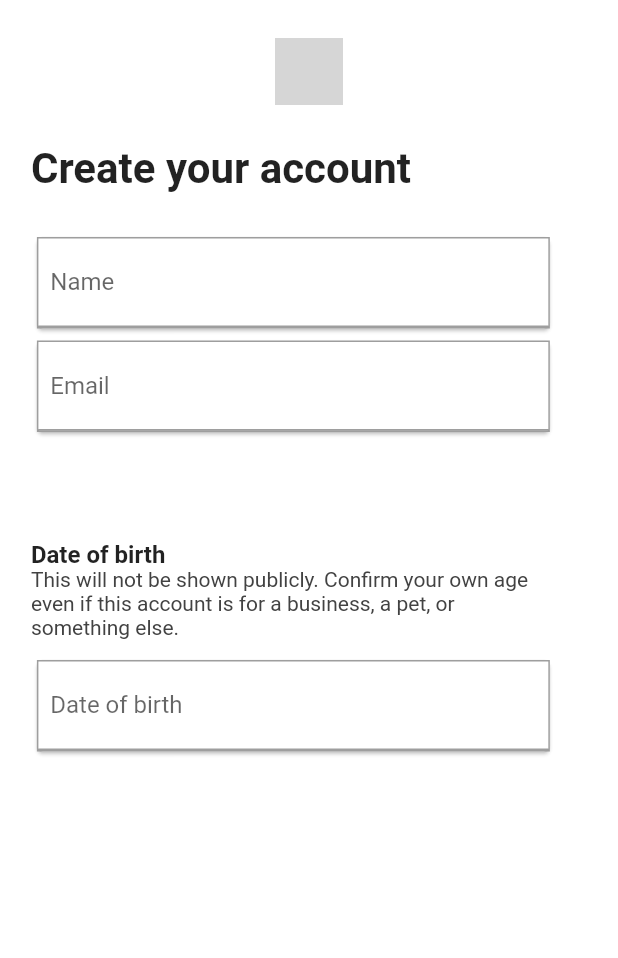
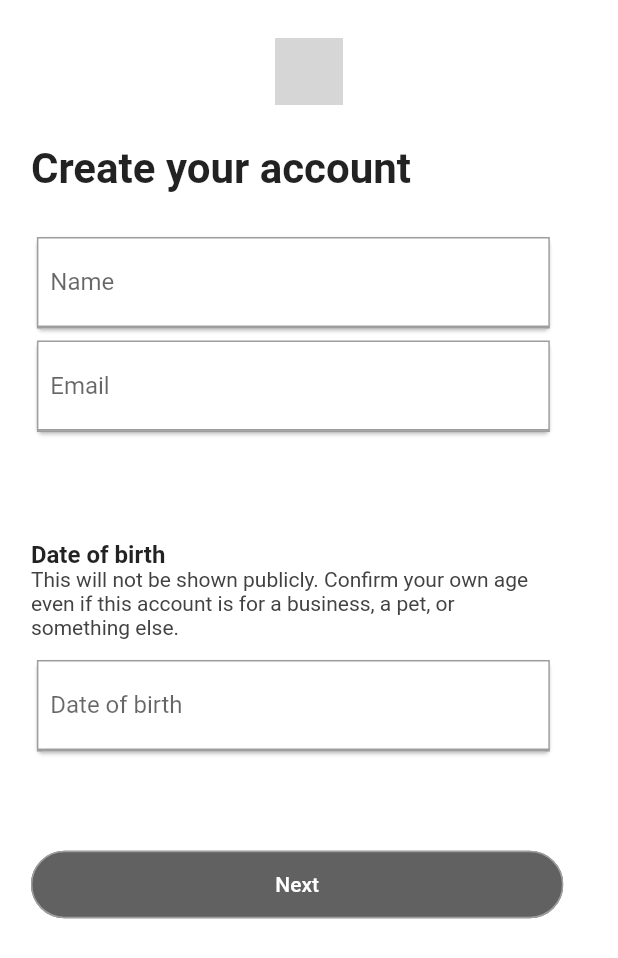
Before and after one commit to team6-cmpn/twitter_Android_teamm, a Flutter app: the screen it shows after launch, after a tap on "Sign Up with Email", on a phone screen of 412 x 824 dp. Shown: the top 958 px of the screen. Run offline on Flutter 3.47's test engine with Material 2 defaults, Android fonts, the phone set to English and light mode, and no system bars; our stand-ins replace firebase_auth, firebase_core, flutter_svg, google_sign_in; accounts and stored records are empty; project files that could hold a hidden picture were left out; grey boxes are pictures that could not be loaded.

Commit message:
google integeration + slight changes

```diff
--- a/twitter_app/lib/components/google_rounded_button.dart
+++ b/twitter_app/lib/components/google_rounded_button.dart
@@ -7,7 +7,7 @@ import 'package:flutter_svg/flutter_svg.dart';
 class GoogleRoundedButton extends StatelessWidget {
   final String passedText;
   final Function pressed;
-  final Color colorPassed, textColor, highlightPassedColor;
+  final Color colorPassed, textColor, highlightPassedColor, roundedPassedColor;
   final double marginValue;
 
   const GoogleRoundedButton({
@@ -16,6 +16,7 @@ class GoogleRoundedButton extends StatelessWidget {
     this.pressed,
     this.colorPassed,
     this.textColor,
+    this.roundedPassedColor,
     this.marginValue,
     this.highlightPassedColor,
   }) : super(key: key);
@@ -28,11 +29,18 @@ class GoogleRoundedButton extends StatelessWidget {
       //Icon('assests/icons/mockingay1.ico'),
       margin: EdgeInsets.symmetric(vertical: marginValue),
       //width: size.width ,
+
       child: ClipRRect(
         borderRadius: BorderRadius.circular(77),
         child: FlatButton(
           minWidth: 355, //327
-          height: 45, //41
+          height: 45, //
+          shape: RoundedRectangleBorder(
+            side: BorderSide(
+              color: roundedPassedColor,
+            ),
+            borderRadius: BorderRadius.circular(40),
+          ),
 
           padding: const EdgeInsets.symmetric(vertical: 10, horizontal: 100),
           color: colorPassed,
@@ -45,7 +53,7 @@ class GoogleRoundedButton extends StatelessWidget {
 
           onPressed: pressed,
           child: SizedBox(
-            width: size.width * 0.378,
+            width: size.width * 0.377,
             height: size.height * 0.03,
             child: Row(
               children: [
--- a/twitter_app/lib/components/rounded_button.dart
+++ b/twitter_app/lib/components/rounded_button.dart
@@ -7,7 +7,7 @@ import 'package:flutter_svg/flutter_svg.dart';
 class RoundedButton extends StatelessWidget {
   final String passedText;
   final Function pressed;
-  final Color colorPassed, textColor, highlightPassedColor;
+  final Color colorPassed, textColor, highlightPassedColor, roundedpassedcolor;
   final double marginValue;
 
   const RoundedButton({
@@ -16,6 +16,7 @@ class RoundedButton extends StatelessWidget {
     this.pressed,
     this.colorPassed,
     this.textColor,
+    this.roundedpassedcolor,
     this.marginValue,
     this.highlightPassedColor,
   }) : super(key: key);
@@ -29,9 +30,15 @@ class RoundedButton extends StatelessWidget {
       margin: EdgeInsets.symmetric(vertical: marginValue),
       //width: size.width ,
       child: ClipRRect(
-        borderRadius: BorderRadius.circular(77),
+        //borderRadius: BorderRadius.circular(77),
         child: FlatButton(
-          minWidth: 352, //327
+          shape: RoundedRectangleBorder(
+            side: BorderSide(
+              color: roundedpassedcolor,
+            ),
+            borderRadius: BorderRadius.circular(990),
+          ),
+          minWidth: 355, //327
           height: 45, //41
 
           padding: const EdgeInsets.symmetric(vertical: 10, horizontal: 100),
--- a/twitter_app/lib/main.dart
+++ b/twitter_app/lib/main.dart
@@ -1,10 +1,17 @@
 // ignore_for_file: use_key_in_widget_constructors
 
 import 'package:flutter/material.dart';
+import 'package:provider/provider.dart';
 import 'package:twitter_app/components/constants.dart';
+import 'package:twitter_app/components/google_sign_in.dart';
 import 'package:twitter_app/screens/welcome/welcome_screen.dart';
 
-void main() {
+import 'package:firebase_core/firebase_core.dart';
+
+void main() async {
+  WidgetsFlutterBinding.ensureInitialized();
+  // ignore: await_only_futures
+  await Firebase.initializeApp;
   runApp(MyApp());
 }
 
@@ -12,7 +19,9 @@ class MyApp extends StatelessWidget {
   // This widget is the root of your application.
   @override
   Widget build(BuildContext context) {
-    return MaterialApp(
+    return ChangeNotifierProvider(
+      create: (context) => GoogleSignInProvider(),
+      child: MaterialApp(
         debugShowCheckedModeBanner: false, //see what does this make
         title: 'twitter_app',
         theme: ThemeData(
@@ -20,6 +29,7 @@ class MyApp extends StatelessWidget {
           scaffoldBackgroundColor: Colors.white,
         ),
         home: WelcomeScreen(),
+      ),
     );
   }
 }
--- a/twitter_app/lib/screens/Login/background_for_login_screen.dart
+++ b/twitter_app/lib/screens/Login/background_for_login_screen.dart
@@ -13,7 +13,7 @@ class BackGroundForLoginScreen extends StatelessWidget {
   Widget build(BuildContext context) {
     Size size = MediaQuery.of(context).size;
     return SingleChildScrollView(
-      child: Container(
+      child: SizedBox(
         width: double.infinity,
         height: size.height,
         child: Stack(
--- a/twitter_app/lib/screens/sign_up/body_for_sign_up.dart
+++ b/twitter_app/lib/screens/sign_up/body_for_sign_up.dart
@@ -3,6 +3,8 @@
 import 'package:flutter/material.dart';
 import 'package:twitter_app/screens/Login/background_for_login_screen.dart';
 import 'package:twitter_app/screens/text_field_container.dart';
+
+import '../../components/rounded_button.dart';
 
 class BodyForSignUpScreen extends StatelessWidget {
   const BodyForSignUpScreen({
@@ -79,7 +81,26 @@ class BodyForSignUpScreen extends StatelessWidget {
           TextFieldContainer(
             size: size,
             titleText: '  Date of birth',
-            passedOnChanged: (value) {},
+            passedOnChanged: (value) {
+              showDatePicker(
+                context: context,
+                initialDate: DateTime.now(),
+                firstDate: DateTime(2022),
+                lastDate: DateTime.now(),
+              );
+            },
+          ),
+          SizedBox(
+            height: size.height * 0.07,
+          ),
+          RoundedButton(
+            passedText: 'Next',
+            textColor: Colors.white,
+            pressed: () {},
+            colorPassed: Colors.grey[700],
+            marginValue: 3,
+            roundedpassedcolor: Colors.grey,
+            highlightPassedColor: Colors.grey,
           ),
         ],
       ),
--- a/twitter_app/lib/screens/welcome/background.dart
+++ b/twitter_app/lib/screens/welcome/background.dart
@@ -12,7 +12,7 @@ class Background extends StatelessWidget {
     Size size = MediaQuery.of(context).size;
     // ignore: sized_box_for_whitespace
     return SingleChildScrollView(
-      child: Container(
+      child: SizedBox(
         height: size.height,
         width: double.infinity,
         child: Stack(
--- a/twitter_app/lib/screens/welcome/body_startup_page.dart
+++ b/twitter_app/lib/screens/welcome/body_startup_page.dart
@@ -1,12 +1,17 @@
 // ignore_for_file: use_key_in_widget_constructors, prefer_const_constructors, deprecated_member_use
 
 import 'package:flutter/material.dart';
+import 'package:provider/provider.dart';
 import 'package:twitter_app/screens/login/login.dart';
 
 import '../../components/google_rounded_button.dart';
+import '../../components/google_sign_in.dart';
 import '../sign_up/sign_up.dart';
 import 'background.dart';
 import '../../components/rounded_button.dart';
+
+//import 'package:sign_button/sign_button.dart';
+//import 'package:twitter_app/API/google_signIn_api.dart';
 
 class BodyStartUpPage extends StatelessWidget {
   @override
@@ -41,10 +46,19 @@ class BodyStartUpPage extends StatelessWidget {
           ),
           GoogleRoundedButton(
             passedText: 'Sign up with Google',
+            roundedPassedColor: Colors.grey,
             textColor: Colors.black,
-            pressed: () {},
-            colorPassed: Colors.grey,
+            pressed: () {
+              final provider =
+                  Provider.of<GoogleSignInProvider>(context, listen: false);
+              provider.googleLogin();
+            },
+            //colorPassed: Colors.grey,
             marginValue: 5,
+          ),
+          /* SignInButton.mini(
+            buttonType: ButtonType.google,
+            //onPressed: signIn, //() => {},
           ),
           RoundedButton(
             passedText: 'Sign up with Apple',
@@ -52,14 +66,39 @@ class BodyStartUpPage extends StatelessWidget {
             pressed: () {},
             colorPassed: Colors.grey,
             marginValue: 3,
-          ),
+          ), */
+
+          /* MaterialButton(
+            minWidth: size.width * 0.86,
+            height: 45,
+            onPressed: () {
+              // Navigator.push(
+              //     context,
+              //     MaterialPageRoute(
+              //         builder: (context) =>  LoginPage(),
+              //         ),
+              //         );
+            },
+            //defining the Shape
+            shape: RoundedRectangleBorder(
+                side: const BorderSide(
+                  color: Color.fromARGB(255, 0, 0, 0),
+                ),
+                borderRadius: BorderRadius.circular(40)),
+
+            child: const Text(
+              "Login",
+              style: TextStyle(fontWeight: FontWeight.w600, fontSize: 18),
+            ),
+          ), */
+
           Container(
             padding: EdgeInsets.all(5),
-            width: size.width * 0.8,
+            width: size.width * 0.86,
             child: Row(
               children: const [
                 Text(
-                  '------------------------- ',
+                  '----------------------------- ',
                   style: TextStyle(
                     fontSize: 20,
                     //fontWeight: FontWeight.w100,
@@ -103,6 +142,7 @@ class BodyStartUpPage extends StatelessWidget {
               );
             },
             colorPassed: Colors.lightBlue,
+            roundedpassedcolor: Colors.lightBlue,
             marginValue: 3,
           ),
           /* Text(
@@ -140,7 +180,8 @@ class BodyStartUpPage extends StatelessWidget {
                 ),
               );
             },
-            colorPassed: Colors.deepOrange,
+            colorPassed: Colors.white,
+            roundedpassedcolor: Colors.grey,
           ),
         ],
       ),
```
Also changed, not shown: twitter_app/lib/components/google_sign_in.dart (added, +32 -0 lines), twitter_app/lib/screens/Login/body_for_login_screen.dart (+32 -5 lines), twitter_app/lib/screens/forgot_password/FogotPassword.dart (added, +15 -0 lines), twitter_app/lib/screens/forgot_password/body_for_forgot_password.dart (added, +53 -0 lines), twitter_app/lib/screens/home/home_page_screen.dart (added, +48 -0 lines), twitter_app/pubspec.yaml (+14 -1 lines), twitter_app/pubspec.lock, 3 other files. Lines whose indentation alone changed are shown as unchanged.
